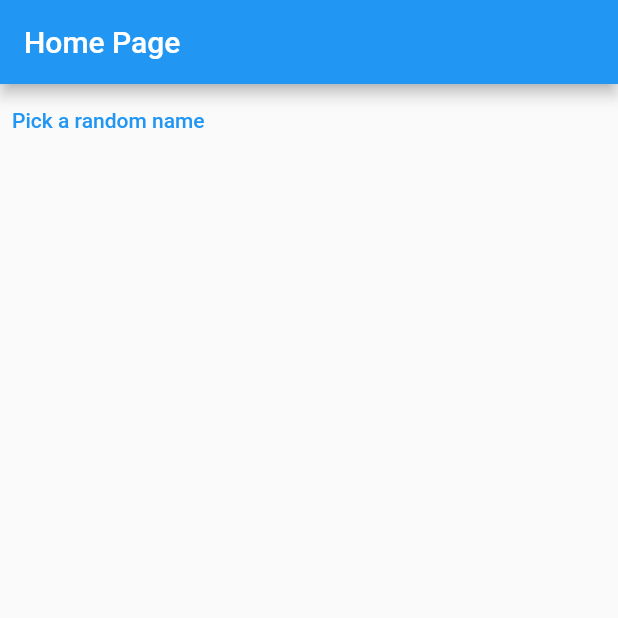
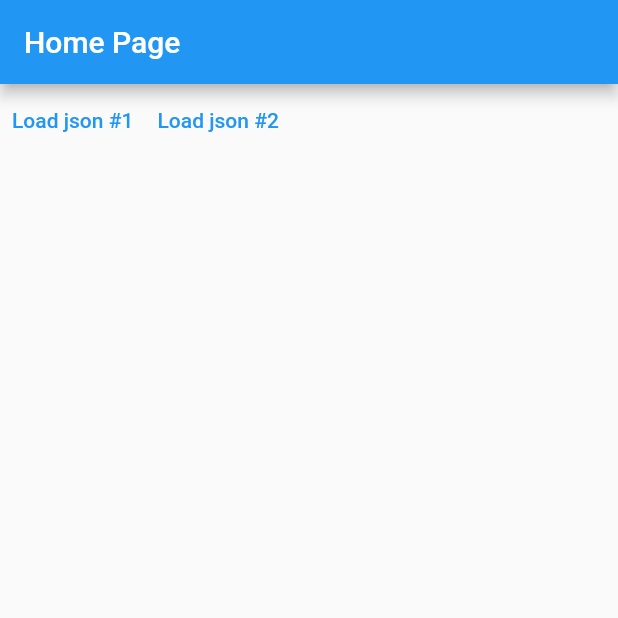
Before and after one commit to kisahtegar/learn-bloc-v2, a Flutter app: the screen it shows after launch, on a phone screen of 412 x 824 dp, the top half of it. Run offline on Flutter 3.47's test engine with Material 2 defaults, Android fonts, the light colour scheme and no system bars; our stand-ins replace flutter_bloc.

Commit message:
local-json-S2

```diff
--- a/lib/main.dart
+++ b/lib/main.dart
@@ -1,6 +1,13 @@
+import 'dart:convert';
+import 'dart:developer' as devtools show log;
+import 'dart:io';
+
 import 'package:flutter/material.dart';
-import 'package:bloc/bloc.dart';
-import 'dart:math' as math show Random;
+import 'package:flutter_bloc/flutter_bloc.dart';
+
+extension Log on Object {
+  void log() => devtools.log(toString());
+}
 
 void main() {
   runApp(const MyApp());
@@ -9,52 +16,122 @@
 class MyApp extends StatelessWidget {
   const MyApp({Key? key}) : super(key: key);
 
-  // This widget is the root of your application.
   @override
   Widget build(BuildContext context) {
     return MaterialApp(
-      title: 'Chapter 1',
+      title: 'Flutter Demo',
       theme: ThemeData(
         primarySwatch: Colors.blue,
       ),
-      home: const MyHomePage(),
+      debugShowCheckedModeBanner: false,
+      home: BlocProvider(
+        create: (_) => PersonsBloc(),
+        child: const MyHomePage(),
+      ),
     );
   }
 }
 
-const names = ['Foo', 'Bar', 'Baz'];
-
-extension RandomElement<T> on Iterable<T> {
-  T getRandomElemet() => elementAt(math.Random().nextInt(length));
+@immutable
+abstract class LoadAction {
+  const LoadAction();
 }
 
-class NamesCubit extends Cubit<String?> {
-  NamesCubit() : super(null);
+@immutable
+class LoadPersonsAction extends LoadAction {
+  final PersonUrl url;
 
-  void pickRandomName() => emit(names.getRandomElemet());
+  const LoadPersonsAction({required this.url}) : super();
 }
 
-class MyHomePage extends StatefulWidget {
-  const MyHomePage({Key? key}) : super(key: key);
+enum PersonUrl {
+  persons1,
+  persons2,
+}
+
+extension UrlString on PersonUrl {
+  String get urlString {
+    switch (this) {
+      case PersonUrl.persons1:
+        return 'http://127.0.0.1:5500/api/persons1.json';
+      case PersonUrl.persons2:
+        return 'http://127.0.0.1:5500/api/persons2.json';
+    }
+  }
+}
+
+@immutable
+class Person {
+  final String name;
+  final int age;
+
+  const Person({required this.name, required this.age});
+
+  Person.fromJson(Map<String, dynamic> json)
+      : name = json['name'] as String,
+        age = json['age'] as int;
 
   @override
-  State<MyHomePage> createState() => _MyHomePageState();
+  String toString() => 'Person(name: $name, age: $age)';
 }
 
-class _MyHomePageState extends State<MyHomePage> {
-  late final NamesCubit cubit;
+Future<Iterable<Person>> getPersons(String url) => HttpClient()
+    .getUrl(Uri.parse(url))
+    .then((req) => req.close())
+    .then((resp) => resp.transform(utf8.decoder).join())
+    .then((str) => json.decode(str) as List<dynamic>)
+    .then((list) => list.map((e) => Person.fromJson(e)));
+
+@immutable
+class FetchResult {
+  final Iterable<Person> persons;
+  final bool isRetrievedFromCache;
+
+  const FetchResult({
+    required this.persons,
+    required this.isRetrievedFromCache,
+  });
 
   @override
-  void initState() {
-    cubit = NamesCubit();
-    super.initState();
+  String toString() =>
+      'FetchResult(persons: $persons, isRetrievedFromCache: $isRetrievedFromCache)';
+}
+
+class PersonsBloc extends Bloc<LoadAction, FetchResult?> {
+  final Map<PersonUrl, Iterable<Person>> _cache = {};
+  PersonsBloc() : super(null) {
+    on<LoadPersonsAction>(
+      (event, emit) async {
+        final url = event.url;
+        if (_cache.containsKey(url)) {
+          // we have the value in the cache
+          final cachedPersons = _cache[url]!;
+          final result = FetchResult(
+            persons: cachedPersons,
+            isRetrievedFromCache: true,
+          );
+          emit(result);
+        } else {
+          final persons = await getPersons(url.urlString);
+          _cache[url] = persons;
+
+          final result = FetchResult(
+            persons: persons,
+            isRetrievedFromCache: false,
+          );
+          emit(result);
+        }
+      },
+    );
   }
+}
 
-  @override
-  void dispose() {
-    cubit.close();
-    super.dispose();
-  }
+extension Subscript<T> on Iterable<T> {
+  T? operator [](int index) => length > index ? elementAt(index) : null;
+}
+
+class MyHomePage extends StatelessWidget {
+  const MyHomePage({Key? key}) : super(key: key);
 
   @override
   Widget build(BuildContext context) {
@@ -62,29 +139,52 @@
       appBar: AppBar(
         title: const Text('Home Page'),
       ),
-      body: StreamBuilder<String?>(
-        stream: cubit.stream,
-        builder: (context, snapshot) {
-          final button = TextButton(
-            onPressed: () => cubit.pickRandomName(),
-            child: Text('Pick a random name'),
-          );
-          switch (snapshot.connectionState) {
-            case ConnectionState.none:
-              return button;
-            case ConnectionState.waiting:
-              return button;
-            case ConnectionState.active:
-              return Column(
-                children: [
-                  Text(snapshot.data ?? ''),
-                  button,
-                ],
+      body: Column(
+        children: [
+          Row(
+            children: [
+              TextButton(
+                onPressed: () {
+                  context
+                      .read<PersonsBloc>()
+                      .add(const LoadPersonsAction(url: PersonUrl.persons1));
+                },
+                child: const Text('Load json #1'),
+              ),
+              TextButton(
+                onPressed: () {
+                  context
+                      .read<PersonsBloc>()
+                      .add(const LoadPersonsAction(url: PersonUrl.persons2));
+                },
+                child: const Text('Load json #2'),
+              ),
+            ],
+          ),
+          BlocBuilder<PersonsBloc, FetchResult?>(
+            buildWhen: (previousResult, currentResult) {
+              return previousResult?.persons != currentResult?.persons;
+            },
+            builder: (context, fetchResult) {
+              fetchResult?.log();
+              final persons = fetchResult?.persons;
+              if (persons == null) {
+                return const SizedBox();
+              }
+              return Expanded(
+                child: ListView.builder(
+                  itemCount: persons.length,
+                  itemBuilder: (context, index) {
+                    final person = persons[index]!;
+                    return ListTile(
+                      title: Text(person.name),
+                    );
+                  },
+                ),
               );
-            case ConnectionState.done:
-              return const SizedBox();
-          }
-        },
+            },
+          ),
+        ],
       ),
     );
   }
```
